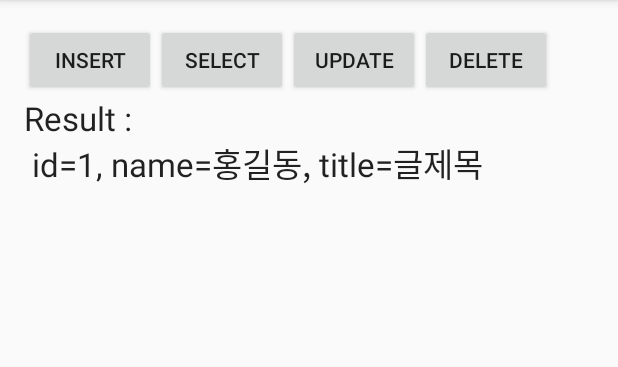
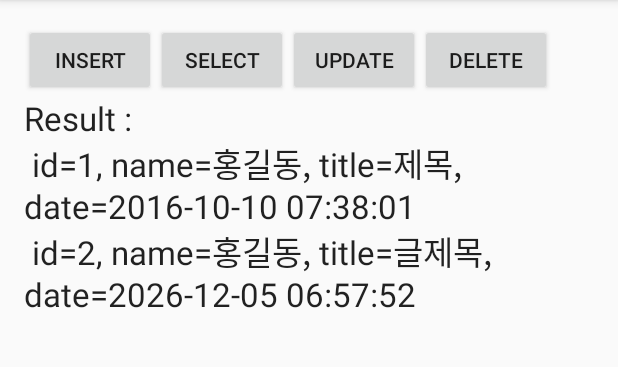
Before and after one commit to haru02/SqliteBasic, an Android app: the screen it shows after launch (MainActivity), after a tap on "SELECT", on a phone screen of 412 x 824 dp, the part 84-451 px from its top. Run offline under Robolectric (Android 15) with nearby library versions, the phone set to English and light mode, and no system bars.

Commit message:
MainActivity 수정

```diff
--- a/app/src/main/java/com/kodonho/android/sqlitebasic_sqlitedatabse/MainActivity.java
+++ b/app/src/main/java/com/kodonho/android/sqlitebasic_sqlitedatabse/MainActivity.java
@@ -36,7 +36,7 @@ public class MainActivity extends AppCompatActivity {
             db = openDatabase();
             if (db != null) {
                 // 쿼리를 실행해준다. select 문을 제외한 모든 쿼리에 사용
-                db.execSQL("insert into bbs(no,name,title) values(1,'홍길동','글제목')");
+                db.execSQL("insert into bbs3(name,title) values('홍길동','글제목')");
             }
         }catch (Exception e){
             e.printStackTrace();
@@ -60,7 +60,7 @@ public class MainActivity extends AppCompatActivity {
         try {
             db = openDatabase();
             if (db != null) {
-                cursor = db.rawQuery("select * from bbs order by no", null);
+                cursor = db.rawQuery("select * from bbs3 order by no", null);
                 while (cursor.moveToNext()) {
                     int idx = cursor.getColumnIndex("no"); // 컬럼명에 해당하는 순서를 가져온다
                     String id = cursor.getString(idx); // 순서로 컬럼을 가져온다
@@ -68,8 +68,10 @@ public class MainActivity extends AppCompatActivity {
                     String name = cursor.getString(idx);
                     idx = cursor.getColumnIndex("title");
                     String title = cursor.getString(idx);
+                    idx = cursor.getColumnIndex("ndate");
+                    String ndate = cursor.getString(idx);
                     String temp = result.getText().toString();
-                    result.setText(temp + "\n id=" + id + ", name=" + name + ", title=" + title);
+                    result.setText(temp + "\n id=" + id + ", name=" + name + ", title=" + title+", date="+ndate);
                 }
             }
         }catch (Exception e){
```
Also changed, not shown: app/src/main/assets/sqlite.db.
